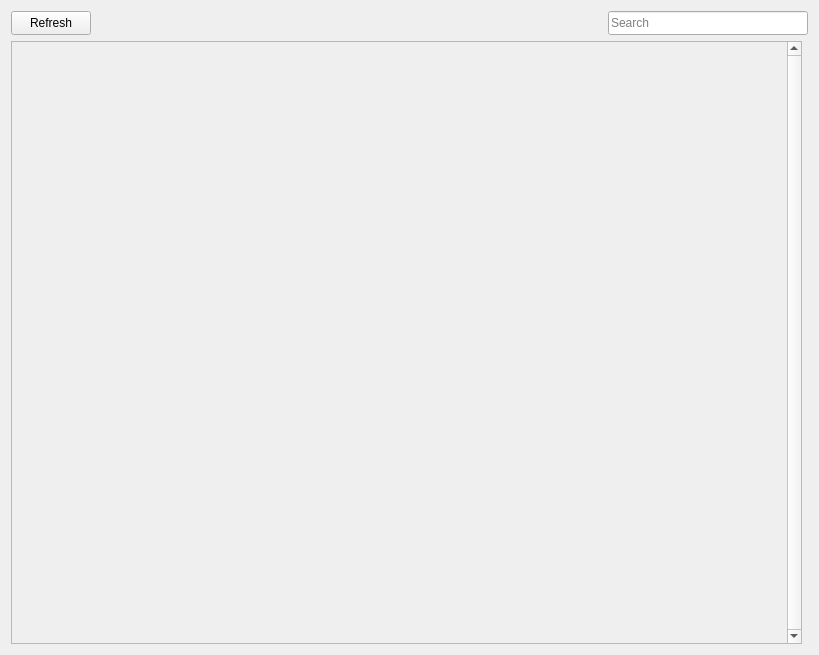
Old version of the form BaseClient/Source/PageExtraWidget.ui in the repository WorksAhead/Base.
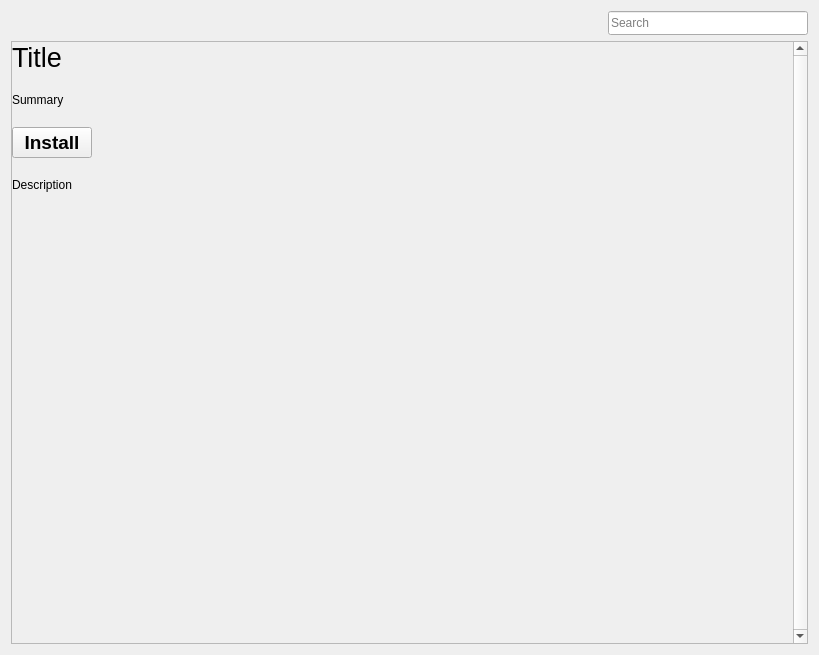
New version of the form. The open tabs and pages were chosen to show the change. Icons and pictures are not drawn. Custom widgets are drawn as their Qt base class.

Commit message: Extra 页面加入二级界面。

The edit to the form file:
```diff
--- a/BaseClient/Source/PageExtraWidget.ui
+++ b/BaseClient/Source/PageExtraWidget.ui
@@ -10,9 +10,41 @@
     <height>655</height>
    </rect>
   </property>
-  <layout class="QVBoxLayout" name="verticalLayout">
+  <layout class="QVBoxLayout" name="verticalLayout" stretch="0,1">
    <item>
-    <layout class="QHBoxLayout" name="horizontalLayout" stretch="0,1,1">
+    <layout class="QHBoxLayout" name="horizontalLayout" stretch="0,0,1,0">
+     <property name="spacing">
+      <number>0</number>
+     </property>
+     <item>
+      <widget class="QPushButton" name="backButton">
+       <property name="minimumSize">
+        <size>
+         <width>0</width>
+         <height>24</height>
+        </size>
+       </property>
+       <property name="maximumSize">
+        <size>
+         <width>16777215</width>
+         <height>24</height>
+        </size>
+       </property>
+       <property name="icon">
+        <iconset resource="../Resources/BaseClient.qrc">
+         <normaloff>:/Icons/NavBack.png</normaloff>:/Icons/NavBack.png</iconset>
+       </property>
+       <property name="iconSize">
+        <size>
+         <width>20</width>
+         <height>20</height>
+        </size>
+       </property>
+       <property name="flat">
+        <bool>true</bool>
+       </property>
+      </widget>
+     </item>
      <item>
       <widget class="QPushButton" name="refreshButton">
        <property name="minimumSize">
@@ -27,8 +59,18 @@
          <height>24</height>
         </size>
        </property>
-       <property name="text">
-        <string>Refresh</string>
+       <property name="icon">
+        <iconset resource="../Resources/BaseClient.qrc">
+         <normaloff>:/Icons/NavRefresh.png</normaloff>:/Icons/NavRefresh.png</iconset>
+       </property>
+       <property name="iconSize">
+        <size>
+         <width>20</width>
+         <height>20</height>
+        </size>
+       </property>
+       <property name="flat">
+        <bool>true</bool>
        </property>
       </widget>
      </item>
@@ -73,34 +115,194 @@
     </layout>
    </item>
    <item>
-    <layout class="QHBoxLayout" name="horizontalLayout_2" stretch="1,0">
-     <item>
-      <widget class="QScrollArea" name="scrollArea">
-       <property name="verticalScrollBarPolicy">
-        <enum>Qt::ScrollBarAlwaysOn</enum>
+    <widget class="QStackedWidget" name="stackedWidget">
+     <property name="currentIndex">
+      <number>0</number>
+     </property>
+     <widget class="QWidget" name="page">
+      <layout class="QHBoxLayout" name="horizontalLayout_2" stretch="1,0">
+       <property name="spacing">
+        <number>0</number>
        </property>
-       <property name="horizontalScrollBarPolicy">
-        <enum>Qt::ScrollBarAlwaysOff</enum>
+       <property name="leftMargin">
+        <number>0</number>
        </property>
-       <property name="widgetResizable">
-        <bool>true</bool>
+       <property name="topMargin">
+        <number>0</number>
        </property>
-       <widget class="QWidget" name="scrollAreaWidgetContents">
-        <property name="geometry">
-         <rect>
-          <x>0</x>
-          <y>0</y>
-          <width>774</width>
-          <height>601</height>
-         </rect>
-        </property>
-       </widget>
-      </widget>
-     </item>
-     <item>
-      <widget class="CategoryFilterWidget" name="filterWidget" native="true"/>
-     </item>
-    </layout>
+       <property name="rightMargin">
+        <number>0</number>
+       </property>
+       <property name="bottomMargin">
+        <number>0</number>
+       </property>
+       <item>
+        <widget class="QScrollArea" name="scrollArea">
+         <property name="verticalScrollBarPolicy">
+          <enum>Qt::ScrollBarAlwaysOn</enum>
+         </property>
+         <property name="horizontalScrollBarPolicy">
+          <enum>Qt::ScrollBarAlwaysOff</enum>
+         </property>
+         <property name="widgetResizable">
+          <bool>true</bool>
+         </property>
+         <widget class="QWidget" name="scrollAreaWidgetContents">
+          <property name="geometry">
+           <rect>
+            <x>0</x>
+            <y>0</y>
+            <width>772</width>
+            <height>603</height>
+           </rect>
+          </property>
+         </widget>
+        </widget>
+       </item>
+       <item>
+        <widget class="CategoryFilterWidget" name="filterWidget" native="true"/>
+       </item>
+      </layout>
+     </widget>
+     <widget class="QWidget" name="page_2">
+      <layout class="QHBoxLayout" name="horizontalLayout_3">
+       <property name="leftMargin">
+        <number>0</number>
+       </property>
+       <property name="topMargin">
+        <number>0</number>
+       </property>
+       <property name="rightMargin">
+        <number>0</number>
+       </property>
+       <property name="bottomMargin">
+        <number>0</number>
+       </property>
+       <item>
+        <widget class="QScrollArea" name="scrollArea_2">
+         <property name="verticalScrollBarPolicy">
+          <enum>Qt::ScrollBarAlwaysOn</enum>
+         </property>
+         <property name="horizontalScrollBarPolicy">
+          <enum>Qt::ScrollBarAlwaysOff</enum>
+         </property>
+         <property name="widgetResizable">
+          <bool>true</bool>
+         </property>
+         <widget class="QWidget" name="PageExtraExtraWidget">
+          <property name="geometry">
+           <rect>
+            <x>0</x>
+            <y>0</y>
+            <width>782</width>
+            <height>603</height>
+           </rect>
+          </property>
+          <layout class="QVBoxLayout" name="verticalLayout_2" stretch="0,0,0,0,1">
+           <property name="spacing">
+            <number>20</number>
+           </property>
+           <property name="leftMargin">
+            <number>0</number>
+           </property>
+           <property name="topMargin">
+            <number>0</number>
+           </property>
+           <property name="rightMargin">
+            <number>0</number>
+           </property>
+           <property name="bottomMargin">
+            <number>0</number>
+           </property>
+           <item>
+            <widget class="QLabel" name="titleLabel">
+             <property name="font">
+              <font>
+               <pointsize>20</pointsize>
+              </font>
+             </property>
+             <property name="text">
+              <string>Title</string>
+             </property>
+            </widget>
+           </item>
+           <item>
+            <widget class="QLabel" name="summaryLabel">
+             <property name="text">
+              <string>Summary</string>
+             </property>
+             <property name="alignment">
+              <set>Qt::AlignLeading|Qt::AlignLeft|Qt::AlignTop</set>
+             </property>
+             <property name="wordWrap">
+              <bool>true</bool>
+             </property>
+            </widget>
+           </item>
+           <item>
+            <layout class="QHBoxLayout" name="horizontalLayout_4">
+             <item>
+              <widget class="QPushButton" name="installButton">
+               <property name="font">
+                <font>
+                 <pointsize>14</pointsize>
+                 <weight>75</weight>
+                 <bold>true</bold>
+                </font>
+               </property>
+               <property name="text">
+                <string>Install</string>
+               </property>
+              </widget>
+             </item>
+             <item>
+              <spacer name="horizontalSpacer_3">
+               <property name="orientation">
+                <enum>Qt::Horizontal</enum>
+               </property>
+               <property name="sizeHint" stdset="0">
+                <size>
+                 <width>40</width>
+                 <height>20</height>
+                </size>
+               </property>
+              </spacer>
+             </item>
+            </layout>
+           </item>
+           <item>
+            <widget class="QLabel" name="infoLabel">
+             <property name="text">
+              <string>Description</string>
+             </property>
+             <property name="alignment">
+              <set>Qt::AlignLeading|Qt::AlignLeft|Qt::AlignTop</set>
+             </property>
+             <property name="wordWrap">
+              <bool>true</bool>
+             </property>
+            </widget>
+           </item>
+           <item>
+            <spacer name="verticalSpacer">
+             <property name="orientation">
+              <enum>Qt::Vertical</enum>
+             </property>
+             <property name="sizeHint" stdset="0">
+              <size>
+               <width>20</width>
+               <height>40</height>
+              </size>
+             </property>
+            </spacer>
+           </item>
+          </layout>
+         </widget>
+        </widget>
+       </item>
+      </layout>
+     </widget>
+    </widget>
    </item>
   </layout>
  </widget>
```
Left out of the diff: 2 changed lines with no effect on the pictures. The commit also changes 5 other files.
